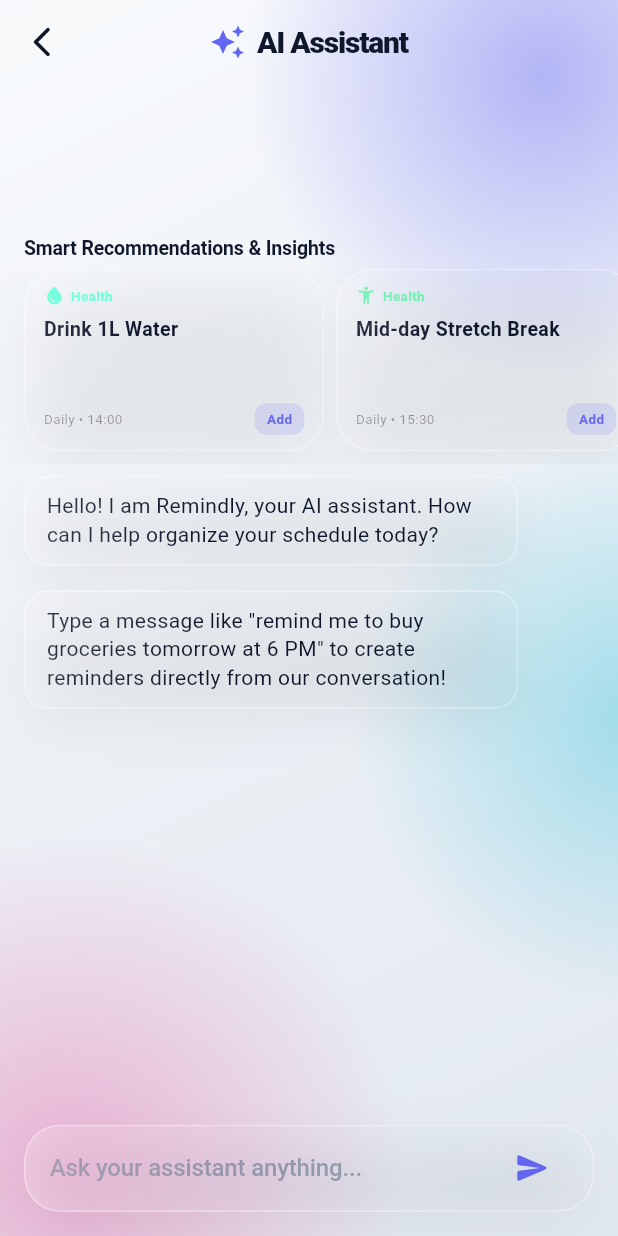
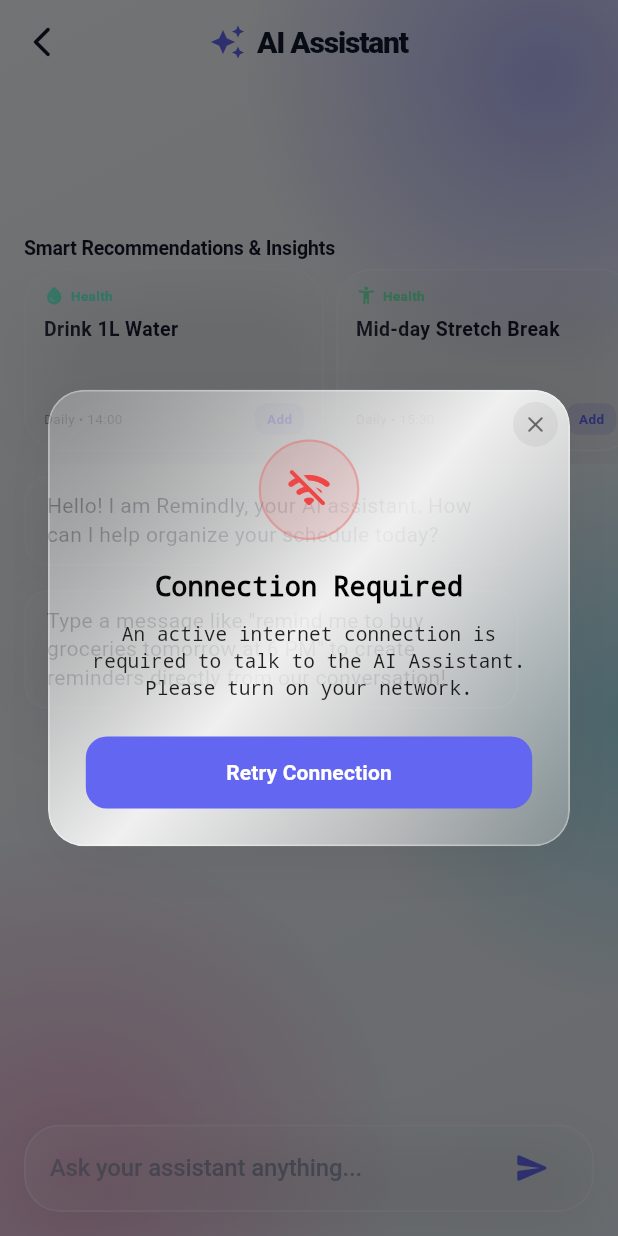
Before and after one commit to Chaxupatel/aismartlifeassistant, a Flutter app: the AIAssistantScreen screen opened by its route, after a tap on the "send" icon, on a phone screen of 412 x 824 dp. Run offline on Flutter 3.47's test engine with Material 3 defaults, Android fonts, the phone set to English and light mode, and no system bars; our stand-ins replace audioplayers, cloud_firestore, connectivity_plus, firebase_analytics, firebase_auth, firebase_core and 15 more; missing offline and left inert: alarm; accounts and stored records are empty.

Commit message:
No internet flow added

```diff
--- a/lib/core/constants/app_ad_config.dart
+++ b/lib/core/constants/app_ad_config.dart
@@ -1 +1 @@
-const bool adsEnabled = false;
+bool adsEnabled = false;
--- /dev/null
+++ b/lib/core/services/connectivity_service.dart
@@ -0,0 +1,38 @@
+import 'dart:io';
+import 'package:connectivity_plus/connectivity_plus.dart';
+import 'package:flutter/foundation.dart';
+
+/// Singleton service managing network connectivity checks
+/// using connectivity_plus and active host lookup.
+class ConnectivityService {
+  ConnectivityService._();
+  static final ConnectivityService instance = ConnectivityService._();
+
+  final Connectivity _connectivity = Connectivity();
+
+  /// Performs active lookup to ensure the device has actual internet routing.
+  Future<bool> hasInternetConnection() async {
+    if (kIsWeb) return true;
+    try {
+      final result = await InternetAddress.lookup('google.com')
+          .timeout(const Duration(seconds: 4));
+      return result.isNotEmpty && result[0].rawAddress.isNotEmpty;
+    } catch (_) {
+      return false;
+    }
+  }
+
+  /// Checks if the device is currently offline (no network interface or failed lookup).
+  Future<bool> isOffline() async {
+    try {
+      final status = await _connectivity.checkConnectivity();
+      if (status.isEmpty || status.contains(ConnectivityResult.none)) {
+        return true;
+      }
+      final hasInternet = await hasInternetConnection();
+      return !hasInternet;
+    } catch (_) {
+      return true;
+    }
+  }
+}
--- /dev/null
+++ b/lib/core/widgets/no_connection_dialog.dart
@@ -0,0 +1,189 @@
+import 'package:flutter/material.dart';
+import '../constants/app_colors.dart';
+import '../services/connectivity_service.dart';
+import 'glass_container.dart';
+
+/// Premium glassmorphic Dialog shown when network connection is required.
+class NoConnectionDialog extends StatefulWidget {
+  final String message;
+
+  const NoConnectionDialog({
+    super.key,
+    this.message = 'An active internet connection is required to use this feature.',
+  });
+
+  /// Helper static method to display the dialog
+  static Future<bool> show(BuildContext context, {String? message}) async {
+    final result = await showDialog<bool>(
+      context: context,
+      barrierDismissible: false,
+      builder: (context) => NoConnectionDialog(
+        message: message ?? 'An active internet connection is required to use this feature.',
+      ),
+    );
+    return result ?? false;
+  }
+
+  @override
+  State<NoConnectionDialog> createState() => _NoConnectionDialogState();
+}
+
+class _NoConnectionDialogState extends State<NoConnectionDialog> {
+  bool _isChecking = false;
+
+  Future<void> _checkConnection() async {
+    if (_isChecking) return;
+
+    setState(() {
+      _isChecking = true;
+    });
+
+    final isOffline = await ConnectivityService.instance.isOffline();
+
+    setState(() {
+      _isChecking = false;
+    });
+
+    if (!isOffline) {
+      if (mounted) {
+        Navigator.of(context).pop(true); // Return true (online)
+      }
+    } else {
+      if (mounted) {
+        ScaffoldMessenger.of(context).showSnackBar(
+          const SnackBar(
+            content: Text('Still offline. Please check your network connection and try again.'),
+            backgroundColor: AppColors.error,
+            duration: Duration(seconds: 2),
+          ),
+        );
+      }
+    }
+  }
+
+  @override
+  Widget build(BuildContext context) {
+    final isDark = Theme.of(context).brightness == Brightness.dark;
+
+    return PopScope(
+      canPop: false, // Prevent physical back button dismissal
+      child: Center(
+        child: Padding(
+          padding: const EdgeInsets.symmetric(horizontal: 32.0),
+          child: Stack(
+            clipBehavior: Clip.none,
+            children: [
+              // Dialog Main Body Card with high-contrast backing
+              GlassContainer(
+                borderRadius: 24,
+                blur: 20,
+                opacity: isDark ? 0.92 : 0.95,
+                color: isDark ? const Color(0xFF161822) : Colors.white,
+                borderColor: isDark ? Colors.white24 : Colors.black12,
+                padding: const EdgeInsets.all(24.0),
+                child: Column(
+                  mainAxisSize: MainAxisSize.min,
+                  children: [
+                    const SizedBox(height: 8),
+                    // Pulsing offline icon
+                    Container(
+                      padding: const EdgeInsets.all(16),
+                      decoration: BoxDecoration(
+                        shape: BoxShape.circle,
+                        color: AppColors.error.withOpacity(0.12),
+                        border: Border.all(
+                          color: AppColors.error.withOpacity(0.3),
+                          width: 1.5,
+                        ),
+                      ),
+                      child: const Icon(
+                        Icons.wifi_off_rounded,
+                        color: AppColors.error,
+                        size: 32,
+                      ),
+                    ),
+                    const SizedBox(height: 20),
+                    Text(
+                      'Connection Required',
+                      style: TextStyle(
+                        color: isDark ? Colors.white : Colors.black,
+                        fontSize: 18,
+                        fontWeight: FontWeight.bold,
+                        decoration: TextDecoration.none,
+                      ),
+                    ),
+                    const SizedBox(height: 12),
+                    Text(
+                      widget.message,
+                      textAlign: TextAlign.center,
+                      style: TextStyle(
+                        color: isDark ? Colors.white70 : Colors.black87,
+                        fontSize: 13,
+                        fontWeight: FontWeight.w400,
+                        decoration: TextDecoration.none,
+                        height: 1.4,
+                      ),
+                    ),
+                    const SizedBox(height: 24),
+                    // Retry/Okay Button
+                    SizedBox(
+                      width: double.infinity,
+                      height: 48,
+                      child: ElevatedButton(
+                        onPressed: _isChecking ? null : _checkConnection,
+                        style: ElevatedButton.styleFrom(
+                          backgroundColor: AppColors.primary,
+                          foregroundColor: Colors.white,
+                          shape: RoundedRectangleBorder(
+                            borderRadius: BorderRadius.circular(14),
+                          ),
+                          elevation: 0,
+                        ),
+                        child: _isChecking
+                            ? const SizedBox(
+                                height: 20,
+                                width: 20,
+                                child: CircularProgressIndicator(
+                                  color: Colors.white,
+                                  strokeWidth: 2,
+                                ),
+                              )
+                            : const Text(
+                                'Retry Connection',
+                                style: TextStyle(
+                                  fontSize: 14,
+                                  fontWeight: FontWeight.bold,
+                                ),
+                              ),
+                      ),
+                    ),
+                  ],
+                ),
+              ),
+              // Top-Right Close Button
+              Positioned(
+                top: 8,
+                right: 8,
+                child: GestureDetector(
+                  onTap: () => Navigator.of(context).pop(false), // Return false (dismissed)
+                  child: Container(
+                    padding: const EdgeInsets.all(6),
+                    decoration: BoxDecoration(
+                      shape: BoxShape.circle,
+                      color: isDark ? Colors.white10 : Colors.black.withOpacity(0.05),
+                    ),
+                    child: Icon(
+                      Icons.close_rounded,
+                      color: isDark ? Colors.white60 : Colors.black54,
+                      size: 18,
+                    ),
+                  ),
+                ),
+              ),
+            ],
+          ),
+        ),
+      ),
+    );
+  }
+}
--- a/lib/features/ai_assistant/presentation/ai_assistant_screen.dart
+++ b/lib/features/ai_assistant/presentation/ai_assistant_screen.dart
@@ -8,6 +8,8 @@ import '../../../core/widgets/gradient_background.dart';
 import '../../reminders/domain/reminder.dart';
 import '../../reminders/presentation/providers/reminders_provider.dart';
 import '../domain/rule_based_parser.dart';
+import '../../../core/services/connectivity_service.dart';
+import '../../../core/widgets/no_connection_dialog.dart';
 
 class ChatMessage {
   final String text;
@@ -107,6 +109,20 @@ class _AIAssistantScreenState extends ConsumerState<AIAssistantScreen> {
         isMe: false,
       ),
     ]);
+    WidgetsBinding.instance.addPostFrameCallback((_) => _checkInitialConnection());
+  }
+
+  Future<void> _checkInitialConnection() async {
+    final isOffline = await ConnectivityService.instance.isOffline();
+    if (isOffline && mounted) {
+      final connected = await NoConnectionDialog.show(
+        context,
+        message: 'An active internet connection is required to talk to the AI Assistant. Please turn on your network.',
+      );
+      if (connected != true && mounted) {
+        Navigator.of(context).pop();
+      }
+    }
   }
 
   @override
@@ -217,9 +233,18 @@ class _AIAssistantScreenState extends ConsumerState<AIAssistantScreen> {
 
   // --- SEND CHAT ACTION ---
 
-  void _sendMessage() {
+  Future<void> _sendMessage() async {
     final text = _textController.text.trim();
     if (text.isEmpty) return;
+
+    final isOffline = await ConnectivityService.instance.isOffline();
+    if (isOffline && mounted) {
+      await NoConnectionDialog.show(
+        context,
+        message: 'An active internet connection is required to interact with the AI Assistant. Please turn on your network.',
+      );
+      return;
+    }
 
     setState(() {
       _messages.add(ChatMessage(text: text, isMe: true));
--- a/pubspec.yaml
+++ b/pubspec.yaml
@@ -57,6 +57,7 @@ dependencies:
   firebase_remote_config: ^5.5.0
   url_launcher: ^6.3.2
   share_plus: ^13.2.0
+  connectivity_plus: ^6.1.1
 
 dev_dependencies:
   flutter_test:
```
Also changed, not shown: lib/core/services/remote_config_service.dart (+26 -12 lines), lib/core/widgets/glass_native_ad_widget.dart (+9 -4 lines), lib/features/ai_assistant/presentation/ai_reminder_creation_screen.dart (+16 -0 lines), lib/features/reminders/presentation/add_reminder_screen.dart (+13 -1 lines), lib/features/splash/presentation/splash_screen.dart (+31 -3 lines), pubspec.lock, 3 other files.
